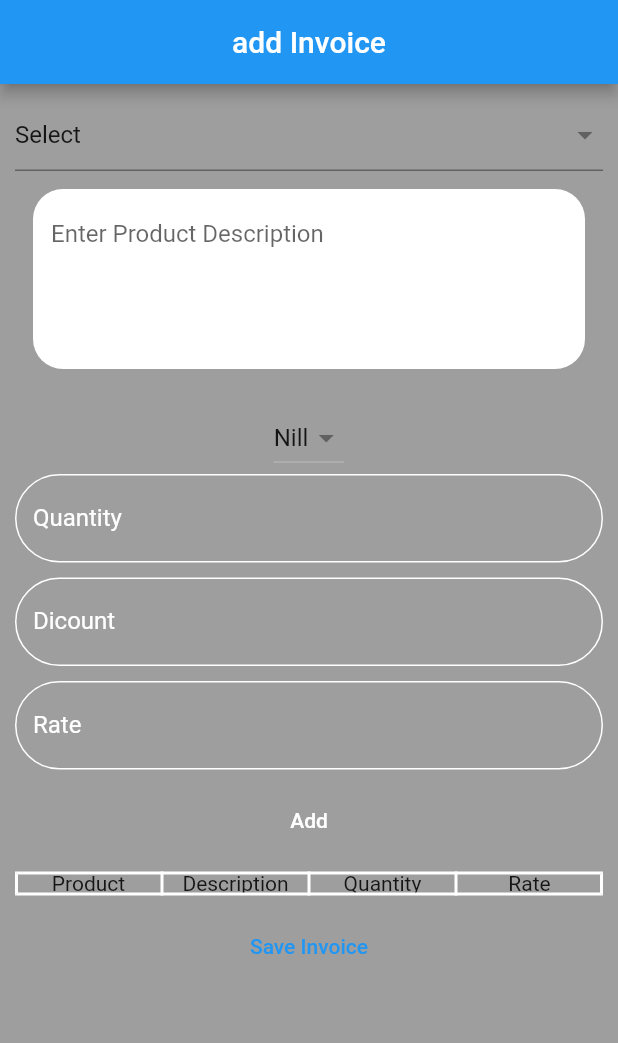
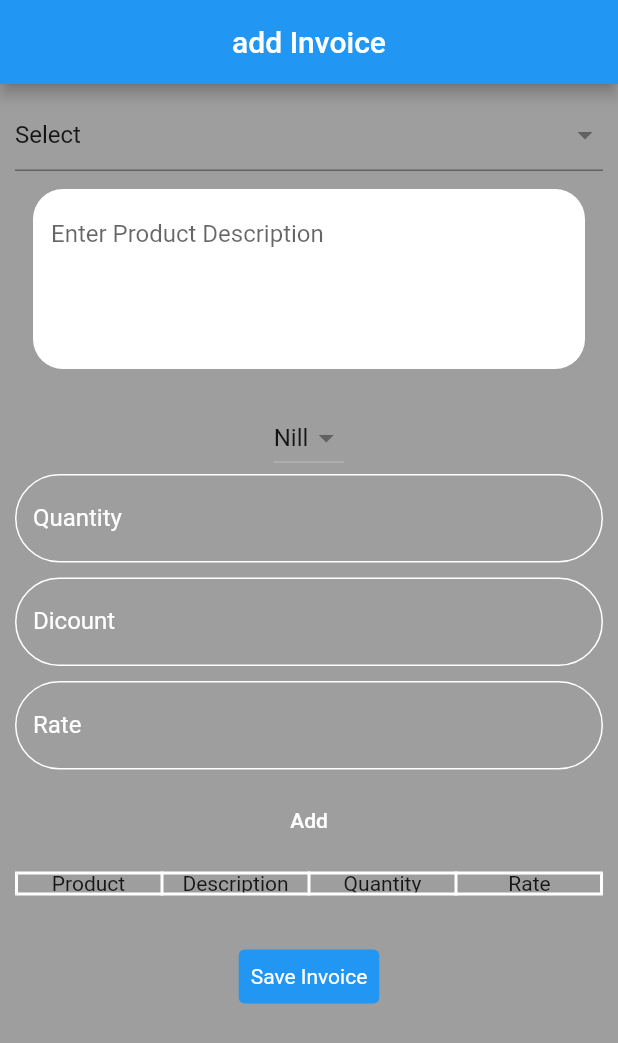
Before and after one commit to meiucadesign/Sales_App, a Flutter app: the screen it shows after launch, on a phone screen of 412 x 824 dp. Shown: the top 1043 px of the screen. Run offline on Flutter 3.47's test engine with Material 2 defaults, Android fonts, the phone set to English and light mode, and no system bars.

Commit message:
add submit button in show dialoge and remove the center widget from the Table head row

```diff
--- a/lib/screens/home_screen.dart
+++ b/lib/screens/home_screen.dart
@@ -5,7 +5,7 @@ import '../styles/styles.dart';
 class HomeScreen extends StatefulWidget {
   List<DropdownMenuItem<String>> get dropdownItems {
     List<DropdownMenuItem<String>> menuItems = [
-      DropdownMenuItem(child: Text("Select"), value: "default", enabled: false),
+      const DropdownMenuItem(child: Text("Select"), value: "default", enabled: false),
       DropdownMenuItem(child: Text("Panadol"), value: "Panadol"),
       DropdownMenuItem(child: Text("Omnidol"), value: "Omnidol"),
       DropdownMenuItem(child: Text("Dazzy"), value: "Dazzy"),
@@ -25,17 +25,13 @@ class _HomeScreenState extends State<HomeScreen> {
   TextEditingController rateController = TextEditingController();
   final _formKey = GlobalKey<FormState>();
   var productList = [
-    TableRow(
-      decoration: BoxDecoration(),
+    const TableRow(
       children: [
-        Center(
-          child: Text(
-            "Product",
-          ),
-        ),
-        Center(child: Text("Description")),
-        Center(child: Text("Quantity")),
-        Center(child: Text("Rate")),
+        Text(
+          "Product",textAlign: TextAlign.center,),
+        Text("Description",textAlign: TextAlign.center,),
+        Text("Quantity",textAlign: TextAlign.center,),
+        Text("Rate",textAlign: TextAlign.center,),
       ],
     )
   ];
@@ -203,22 +199,37 @@ class _HomeScreenState extends State<HomeScreen> {
                 children: productList,
               ),
               const SizedBox(
-                height: 10,
+                height: 30,
               ),
               TextButton(
-                onPressed: () {
+                style: ButtonStyle(
+                  backgroundColor: MaterialStateProperty.all(Colors.blue),
+                  foregroundColor: MaterialStateProperty.all(Colors.white,),
+                  textStyle: MaterialStateProperty.all(TextStyle(fontWeight: FontWeight.normal)),
+                ),
+                onPressed: (total==0)?null:() {
                   showDialog(
                       context: context,
                       builder: (context) {
                         return AlertDialog(
                           title: const Text("Total"),
-                          content: Text("The total is$total"),
+                          content: Text("The total is $total"),
                           actions: [
                             TextButton(
                               onPressed: () {
                                 Navigator.of(context).pop();
                               },
-                              child: const Text("Ok"),
+                              child: const Text("Cancel"),
+                            ),TextButton(
+                              onPressed: () {
+                                setState(() {
+
+                                productList.removeRange(1, productList.length);
+                                });
+                                total = 0;
+                                Navigator.of(context).pop();
+                              },
+                              child: const Text("Submit"),
                             ),
                           ],
                         );
@@ -226,6 +237,7 @@ class _HomeScreenState extends State<HomeScreen> {
                 },
                 child: const Text("Save Invoice"),
               ),
+
             ],
           ),
         ),
@@ -241,8 +253,10 @@ class _HomeScreenState extends State<HomeScreen> {
                       .singleWhere((element) => element.value == firsItem))
                   .child as Text)
               .data!),
-          Text(descriptionController.text,
-              maxLines: 1, overflow: TextOverflow.ellipsis),
+          Center(
+            child: Text(descriptionController.text,
+                maxLines: 1, overflow: TextOverflow.ellipsis),
+          ),
           Text(qntController.text),
           Text(rateController.text),
         ]));
```
